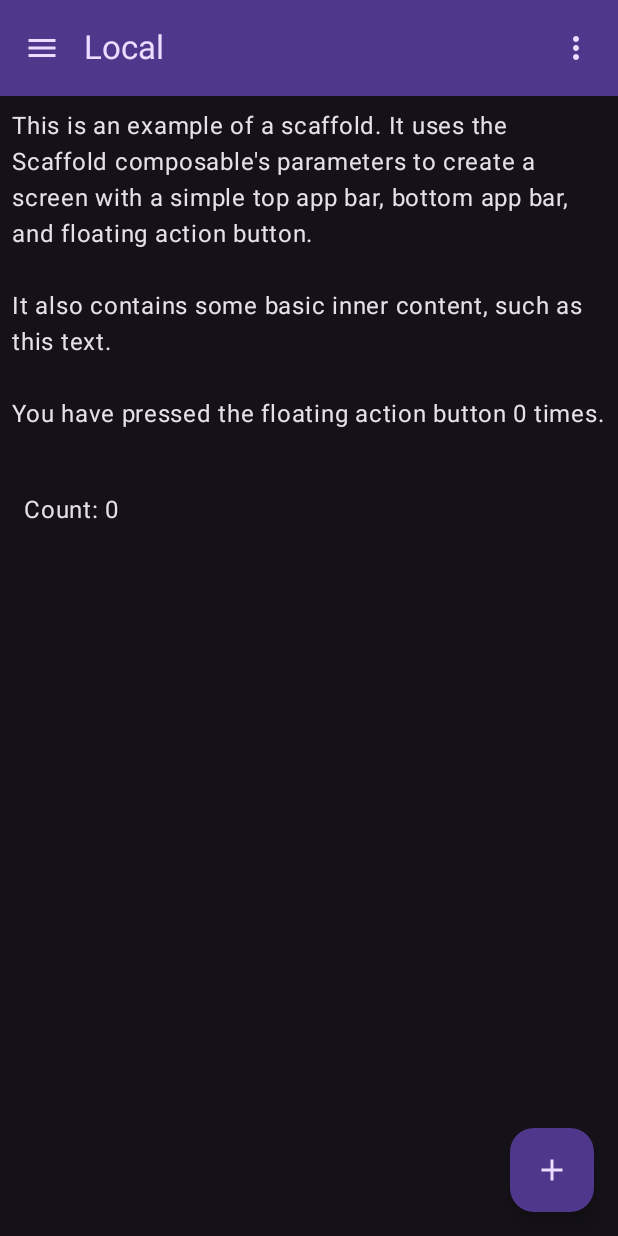
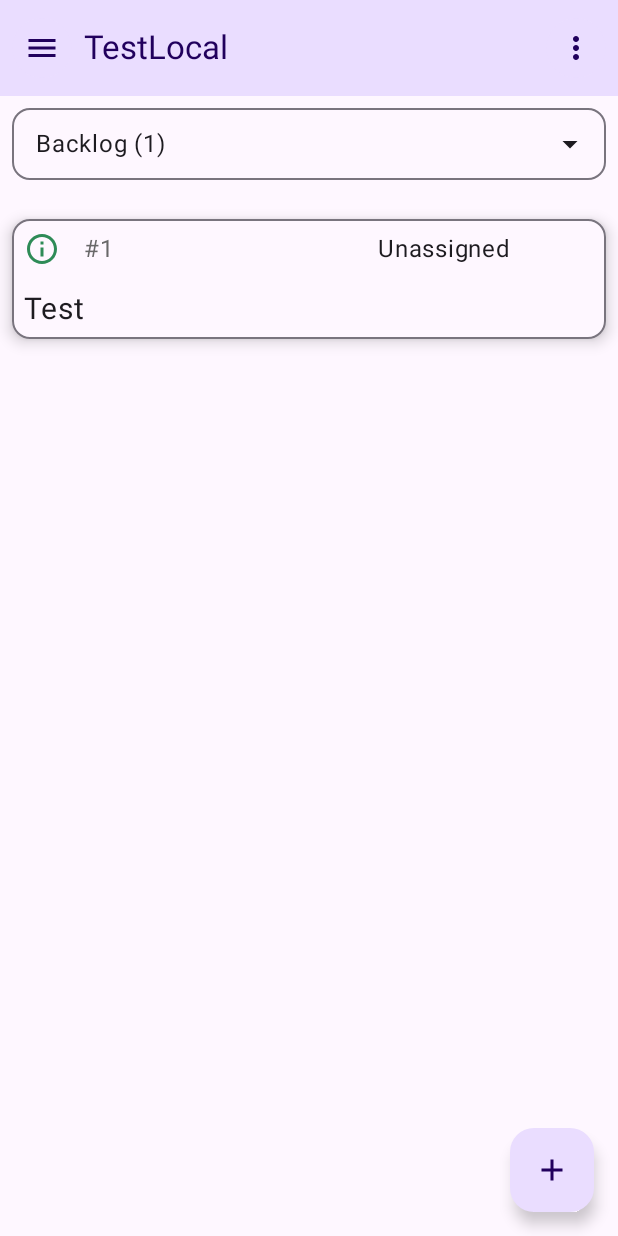
Before and after one commit to wychlw/lb, an Android app built with Jetpack Compose: the @Preview function IndexPreview, on a phone screen of 412 x 824 dp. Run offline under Robolectric (Android 15) with nearby library versions, the phone set to English and light mode, and no system bars.

Commit message:
Fin index layout

```diff
--- a/app/src/main/java/com/wychlw/work1/Index.kt
+++ b/app/src/main/java/com/wychlw/work1/Index.kt
@@ -3,109 +3,218 @@ package com.wychlw.work1
 import android.os.Bundle
 import androidx.activity.ComponentActivity
 import androidx.activity.compose.setContent
+import androidx.compose.foundation.BorderStroke
 import androidx.compose.foundation.layout.Arrangement
+import androidx.compose.foundation.layout.Box
 import androidx.compose.foundation.layout.Column
 import androidx.compose.foundation.layout.Row
+import androidx.compose.foundation.layout.Spacer
 import androidx.compose.foundation.layout.fillMaxSize
+import androidx.compose.foundation.layout.fillMaxWidth
 import androidx.compose.foundation.layout.padding
 import androidx.compose.material.icons.Icons
+import androidx.compose.material.icons.filled.Add
 import androidx.compose.material.icons.filled.Menu
 import androidx.compose.material.icons.filled.MoreVert
 import androidx.compose.material.icons.outlined.Add
+import androidx.compose.material.icons.outlined.AddCircle
+import androidx.compose.material.icons.outlined.ArrowDropDown
+import androidx.compose.material.icons.outlined.CheckCircle
+import androidx.compose.material.icons.outlined.Info
+import androidx.compose.material.icons.sharp.AddCircle
 import androidx.compose.material3.BottomAppBarDefaults
 import androidx.compose.material3.Surface
 import androidx.compose.material3.Text
 import androidx.compose.material3.Button
 import androidx.compose.material3.ButtonDefaults
+import androidx.compose.material3.CardDefaults
+import androidx.compose.material3.DrawerState
+import androidx.compose.material3.DrawerValue
+import androidx.compose.material3.DropdownMenu
+import androidx.compose.material3.DropdownMenuItem
 import androidx.compose.material3.ExperimentalMaterial3Api
+import androidx.compose.material3.ExtendedFloatingActionButton
 import androidx.compose.material3.FloatingActionButton
+import androidx.compose.material3.HorizontalDivider
 import androidx.compose.material3.Icon
 import androidx.compose.material3.IconButton
 import androidx.compose.material3.IconButtonDefaults
 import androidx.compose.material3.MaterialTheme
+import androidx.compose.material3.MenuDefaults
+import androidx.compose.material3.ModalDrawerSheet
+import androidx.compose.material3.ModalNavigationDrawer
+import androidx.compose.material3.NavigationDrawerItem
+import androidx.compose.material3.NavigationDrawerItemDefaults
+import androidx.compose.material3.OutlinedCard
+import androidx.compose.material3.OutlinedTextField
 import androidx.compose.material3.Scaffold
 import androidx.compose.material3.TopAppBar
 import androidx.compose.material3.TopAppBarDefaults.topAppBarColors
+import androidx.compose.material3.rememberDrawerState
 import androidx.compose.runtime.Composable
 import androidx.compose.runtime.MutableState
 import androidx.compose.runtime.getValue
+import androidx.compose.runtime.mutableIntStateOf
 import androidx.compose.runtime.mutableStateOf
 import androidx.compose.runtime.remember
+import androidx.compose.runtime.rememberCoroutineScope
 import androidx.compose.runtime.setValue
+import androidx.compose.ui.Alignment
 import androidx.compose.ui.Modifier
+import androidx.compose.ui.graphics.Color
 import androidx.compose.ui.text.style.TextAlign
 import androidx.compose.ui.tooling.preview.Preview
 import androidx.compose.ui.unit.dp
 import androidx.compose.ui.unit.sp
+import kotlinx.coroutines.launch
+import java.time.LocalDateTime
 
-class index : ComponentActivity() {
+class Index : ComponentActivity() {
     override fun onCreate(savedInstanceState: Bundle?) {
         super.onCreate(savedInstanceState)
+        var test_item_1 = ProjItem(1, "Test")
+        test_item_1.status = ProjItemStatus.Open
+        var test_col1 = ProjColumn("Backlog")
+        test_col1.items = listOf(test_item_1)
+        var test_item_2 = ProjItem(2, "Test2")
+        test_item_2.status = ProjItemStatus.Closed
+        var test_col2 = ProjColumn("Done")
+        test_col2.items = listOf(test_item_2, test_item_1)
+
+        var test_proj = Proj(1, "Test")
+        test_proj.columns = listOf(test_col1, test_col2)
+        var test_proj_lst = listOf(test_proj)
         setContent {
             AppTheme {
-                IndexView()
+                IndexView(projLst = test_proj_lst)
             }
         }
     }
 }
 
-class Column {
-    var column_now: String
-    var column_list: List<String>
-    init {
-        column_list = listOf("Todo", "Doing", "Done")
-        column_now = column_list[0]
-    }
+enum class ProjItemAction {
+    Open, Add, Move, Convert, Assign, Commit, Close
 }
 
-class Location {
-    var location_now: String
-    var location_list: List<String>
-    var location_column: Map<String, Column>
-    init {
-        location_list = listOf("Local")
-        location_now = location_list[0]
-        location_column = mapOf("Local" to Column())
+enum class ProjItemStatus {
+    Draft, Open, Closed
+}
+
+class ProjItemTimeline(var by: String = "", var action: ProjItemAction = ProjItemAction.Open, var time: LocalDateTime = LocalDateTime.now(), var content: String = ""){
+}
+
+class ProjItem(var id: Int = 0, var title: String = "") {
+    var timeline: List<ProjItemTimeline> = listOf()
+    var status: ProjItemStatus = ProjItemStatus.Draft
+    var assign: String = ""
+}
+
+class ProjColumn(var name: String = "") {
+    var items: List<ProjItem> = listOf()
+}
+
+class Proj(var id: Int = 0, var name: String = "") {
+    var columns: List<ProjColumn> = listOf()
+}
+
+@OptIn(ExperimentalMaterial3Api::class)
+@Composable
+fun IndexView(modifier: Modifier = Modifier, projLst: List<Proj>) {
+    val expendColumnSelector = remember { mutableStateOf(false) }
+    val currentColumn = remember { mutableStateOf(0) }
+    val drawerState = remember { mutableStateOf(false)}
+    val currentProj = remember { mutableStateOf(0)}
+    val proj = projLst[currentProj.value]
+    Scaffold(
+        topBar = {
+            PrimaryTopBar(projName = proj.name, drawerState = drawerState)
+        },
+        floatingActionButton = {
+            FloatAddButton()
+        }
+    ) { innerPadding ->
+        Column(
+            modifier = Modifier
+                .padding(innerPadding),
+            verticalArrangement = Arrangement.spacedBy(18.dp),
+        ) {
+            Box (
+                modifier = modifier
+                    .fillMaxWidth()
+                    .padding(start = 8.dp, end = 8.dp, top = 8.dp)
+            ) {
+                OutlinedCard(
+                    colors = CardDefaults.cardColors(
+                        containerColor = MaterialTheme.colorScheme.surface,
+                        contentColor = MaterialTheme.colorScheme.onSurface
+                    ),
+                    border = BorderStroke(1.dp, MaterialTheme.colorScheme.outline),
+                    modifier = modifier
+                        .fillMaxWidth()
+                ) {
+                    Row(
+                        modifier = modifier
+                            .fillMaxWidth()
+                    ) {
+                        Text(
+                            text = "${proj.columns[currentColumn.value].name} (${proj.columns[currentColumn.value].items.size})",
+                            modifier = modifier
+                                .align(Alignment.CenterVertically)
+                                .padding(start = 16.dp),
+                        )
+                        Spacer(modifier.weight(1f))
+                        IconButton(
+                            onClick = { expendColumnSelector.value = !expendColumnSelector.value },
+                        ) {
+                            Icon(
+                                imageVector = Icons.Outlined.ArrowDropDown,
+                                contentDescription = "More"
+                            )
+                        }
+                    }
+                }
+                DropdownMenu(
+                    modifier = modifier
+                        .fillMaxWidth(),
+                    expanded = expendColumnSelector.value,
+                    onDismissRequest = { expendColumnSelector.value = false },
+                ) {
+                    for (i in proj.columns) {
+                        DropdownMenuItem(
+                            text = {
+                                Text(
+                                    text = i.name,
+                                    modifier = Modifier.padding(8.dp)
+                                )
+                            },
+                            onClick = {
+                                currentColumn.value = proj.columns.indexOf(i)
+                                expendColumnSelector.value = false
+                            },
+                            colors = MenuDefaults.itemColors(
+                                textColor = MaterialTheme.colorScheme.onSurface
+
+                            )
+                        )
+                    }
+
+                }
+            }
+            Box(
+                modifier = modifier
+                    .fillMaxWidth()
+                    .padding(start = 8.dp, end = 8.dp)
+            ) {
+                ProjCol(modifier = modifier, item = proj.columns[currentColumn.value])
+            }
+        }
     }
 }
 
 @OptIn(ExperimentalMaterial3Api::class)
 @Composable
-fun IndexView(modifier: Modifier = Modifier, location: Location = Location()) {
-    val count: MutableState<Int> = remember { mutableStateOf(0) }
-    Scaffold(
-        topBar = {
-            PrimaryTopBar(location = location)
-        },
-        floatingActionButton = {
-            FloatAddButton(count = count)
-        }
-    ) { innerPadding ->
-        Column(
-            modifier = Modifier
-                .padding(innerPadding),
-            verticalArrangement = Arrangement.spacedBy(16.dp),
-        ) {
-            Text(
-                modifier = Modifier.padding(8.dp),
-                text =
-                """
-                    This is an example of a scaffold. It uses the Scaffold composable's parameters to create a screen with a simple top app bar, bottom app bar, and floating action button.
-
-                    It also contains some basic inner content, such as this text.
-
-                    You have pressed the floating action button ${count.value} times.
-                """.trimIndent(),
-            )
-            Text("Count: ${count.value}", modifier = Modifier.padding(16.dp))
-        }
-
-    }
-}
-
-@OptIn(ExperimentalMaterial3Api::class)
-@Composable
-fun PrimaryTopBar(modifier: Modifier = Modifier, location: Location) {
+fun PrimaryTopBar(modifier: Modifier = Modifier, projName: String, drawerState: MutableState<Boolean>) {
+    val scope = rememberCoroutineScope()
     TopAppBar(
         colors = topAppBarColors(
             containerColor = MaterialTheme.colorScheme.primaryContainer,
@@ -113,13 +222,15 @@ fun PrimaryTopBar(modifier: Modifier = Modifier, location: Location) {
         ),
         title = {
             Text(
-                text = location.location_now,
+                text = projName,
                 maxLines = 1
             )
         },
         navigationIcon = {
             IconButton(
-                onClick = { /*TODO*/ },
+                onClick = {
+                          drawerState.value = true
+                },
                 colors = IconButtonDefaults.iconButtonColors(
                     containerColor = MaterialTheme.colorScheme.primaryContainer,
                     contentColor = MaterialTheme.colorScheme.onPrimaryContainer
@@ -150,9 +261,9 @@ fun PrimaryTopBar(modifier: Modifier = Modifier, location: Location) {
 
 @OptIn(ExperimentalMaterial3Api::class)
 @Composable
-fun FloatAddButton(count: MutableState<Int>) {
+fun FloatAddButton() {
     FloatingActionButton(
-        onClick = { count.value++ },
+        onClick = {},
         containerColor = MaterialTheme.colorScheme.primaryContainer,
         contentColor = MaterialTheme.colorScheme.onPrimaryContainer
     ) {
@@ -163,10 +274,100 @@ fun FloatAddButton(count: MutableState<Int>) {
     }
 }
 
+@Composable
+fun ProjCol(modifier: Modifier = Modifier, item: ProjColumn) {
+    Column(
+        modifier = modifier.fillMaxWidth()
+    ) {
+        for (i in item.items) {
+            Row (
+                modifier = modifier
+                    .fillMaxWidth()
+                    .padding(top = 8.dp)
+            ) {
+                ProjCard(modifier = modifier, item = i)
+            }
+        }
+    }
+}
+
+@Composable
+fun ProjCard(modifier: Modifier = Modifier, item: ProjItem) {
+    OutlinedCard (
+        colors = CardDefaults.cardColors(
+            containerColor = MaterialTheme.colorScheme.surface,
+            contentColor = MaterialTheme.colorScheme.onSurface
+        ),
+        border = BorderStroke(1.dp, MaterialTheme.colorScheme.outline),
+        elevation = CardDefaults.outlinedCardElevation(
+            defaultElevation = 6.dp
+        ),
+        modifier = modifier
+            .fillMaxWidth()
+    ) {
+        Row {
+            val iconIm = when (item.status) {
+                ProjItemStatus.Draft -> Icons.Outlined.AddCircle
+                ProjItemStatus.Open -> Icons.Outlined.Info
+                ProjItemStatus.Closed -> Icons.Outlined.CheckCircle
+            }
+            val iconCo = when (item.status) {
+                ProjItemStatus.Draft -> Color.Gray
+                ProjItemStatus.Open -> Color(0xFF2E8B57)
+                ProjItemStatus.Closed -> Color(0xFFDA70D6)
+            }
+            Icon (
+                imageVector = iconIm,
+                contentDescription = "Status",
+                tint = iconCo,
+                modifier = modifier
+                    .padding(8.dp)
+            )
+            Text(
+                text = "#${item.id}",
+                modifier = modifier
+                    .padding(8.dp),
+                color = Color(0xCC444444)
+            )
+            Spacer(modifier = modifier.weight(1f))
+            val assign = if (item.assign == "") "Unassigned" else item.assign
+            Text(
+                text = assign,
+                modifier = modifier
+                    .padding(8.dp)
+                    .padding(end = 16.dp)
+                    .weight(1f),
+            )
+        }
+        Row {
+            Text (
+                text = item.title,
+                modifier = modifier
+                    .padding(8.dp)
+                    .weight(1f),
+                fontSize = 20.sp,
+                textAlign = TextAlign.Start
+            )
+        }
+    }
+}
+
 @Preview(showBackground = true)
 @Composable
 fun IndexPreview() {
+    var test_item_1 = ProjItem(1, "Test")
+    test_item_1.status = ProjItemStatus.Open
+    var test_col1 = ProjColumn("Backlog")
+    test_col1.items = listOf(test_item_1)
+    var test_item_2 = ProjItem(2, "Test2")
+    test_item_2.status = ProjItemStatus.Closed
+    var test_col2 = ProjColumn("Done")
+    test_col2.items = listOf(test_item_2, test_item_1)
+
+    var test_proj = Proj(1, "TestLocal")
+    test_proj.columns = listOf(test_col1, test_col2)
+    var test_proj_lst = listOf(test_proj)
     AppTheme {
-        IndexView()
+        IndexView(modifier = Modifier, projLst = test_proj_lst)
     }
 }
--- a/app/src/main/java/com/wychlw/work1/ui/theme/Theme.kt
+++ b/app/src/main/java/com/wychlw/work1/ui/theme/Theme.kt
@@ -77,7 +77,7 @@ fun AppTheme(
     useDarkTheme: Boolean = isSystemInDarkTheme(),
     content: @Composable() () -> Unit
 ) {
-    val colors = if (useDarkTheme) {
+    val colors = if (!useDarkTheme) {
         LightColors
     } else {
         DarkColors
--- a/app/src/main/res/values/themes.xml
+++ b/app/src/main/res/values/themes.xml
@@ -13,4 +13,10 @@
         <item name="android:statusBarColor">?attr/colorPrimaryVariant</item>
         <!-- Customize your theme here. -->
     </style>
+    <style name="Theme.Work1.NoActionBar">
+        <item name="windowActionBar">false</item>
+        <item name="windowNoTitle">true</item>
+    </style>
+    <style name="Theme.Work1.AppBarOverlay" parent="ThemeOverlay.AppCompat.Dark.ActionBar" />
+    <style name="Theme.Work1.PopupOverlay" parent="ThemeOverlay.AppCompat.Light" />
 </resources>
```
Also changed, not shown: app/build.gradle.kts (+11 -2 lines), app/src/main/AndroidManifest.xml (+8 -3 lines), app/src/main/res/values/strings.xml (+11 -0 lines), gradle/libs.versions.toml (+10 -0 lines).
